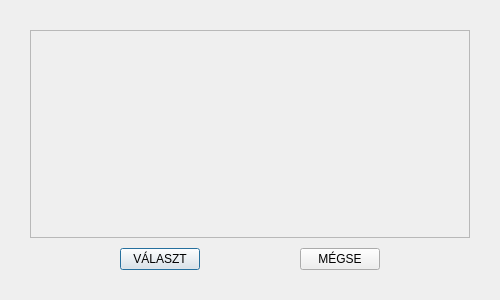
First picture: the form in keretvalaszto.ui, repository kosztak/fotokonyv_szerkeszto, before the edit.
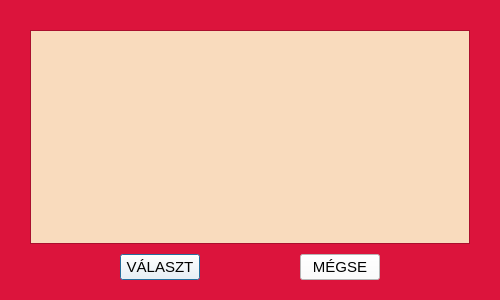
Second picture: the form after the edit.

Diff of the .ui file:
```diff
--- a/keretvalaszto.ui
+++ b/keretvalaszto.ui
@@ -19,6 +19,10 @@
   <property name="windowTitle">
    <string>Dialog</string>
   </property>
+  <property name="styleSheet">
+   <string notr="true">background-color: rgb(132, 22, 23);
+background-color: rgb(220, 20, 60);</string>
+  </property>
   <layout class="QVBoxLayout" name="verticalLayout">
    <property name="spacing">
     <number>10</number>
@@ -33,7 +37,7 @@
     <number>30</number>
    </property>
    <property name="bottomMargin">
-    <number>30</number>
+    <number>20</number>
    </property>
    <item>
     <widget class="QScrollArea" name="scrollArea">
@@ -46,9 +50,12 @@
         <x>0</x>
         <y>0</y>
         <width>438</width>
-        <height>202</height>
+        <height>208</height>
        </rect>
       </property>
+      <property name="styleSheet">
+       <string notr="true">background-color: rgb(249, 219, 189);</string>
+      </property>
       <layout class="QGridLayout" name="gridLayout_3">
        <property name="leftMargin">
         <number>0</number>
@@ -102,6 +109,15 @@
      </item>
      <item>
       <widget class="QPushButton" name="valasztPushButton">
+       <property name="font">
+        <font>
+         <pointsize>11</pointsize>
+        </font>
+       </property>
+       <property name="styleSheet">
+        <string notr="true">color: rgb(0, 0, 0);
+background-color: rgb(255, 255, 255);</string>
+       </property>
        <property name="text">
         <string>VÁLASZT</string>
        </property>
@@ -122,6 +138,15 @@
      </item>
      <item>
       <widget class="QPushButton" name="megsePushButton">
+       <property name="font">
+        <font>
+         <pointsize>11</pointsize>
+        </font>
+       </property>
+       <property name="styleSheet">
+        <string notr="true">color: rgb(0, 0, 0);
+background-color: rgb(255, 255, 255);</string>
+       </property>
        <property name="text">
         <string>MÉGSE</string>
        </property>
```
